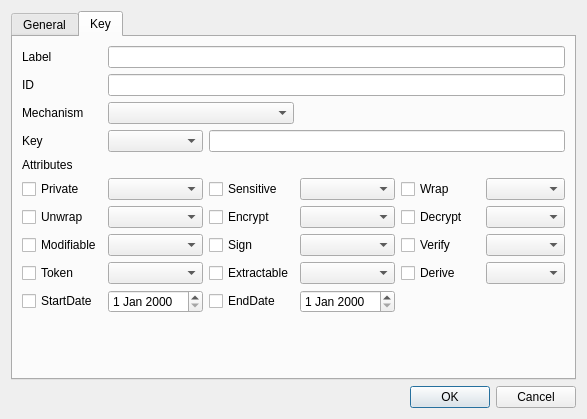
Above: CryptokiMan/create_key_dlg.ui from jykim74/CryptokiMan before the change. Below: the same form after it.
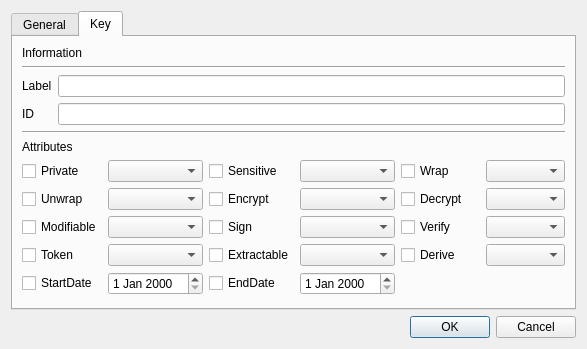
That is the form after the change. The open tabs and pages were chosen to show the change.

```diff
--- a/CryptokiMan/create_key_dlg.ui
+++ b/CryptokiMan/create_key_dlg.ui
@@ -7,7 +7,7 @@
     <x>0</x>
     <y>0</y>
     <width>587</width>
-    <height>419</height>
+    <height>349</height>
    </rect>
   </property>
   <property name="windowTitle">
@@ -17,41 +17,211 @@
    <item>
     <widget class="QTabWidget" name="tabWidget">
      <property name="currentIndex">
-      <number>1</number>
+      <number>0</number>
      </property>
      <widget class="QWidget" name="tab">
       <attribute name="title">
        <string>General</string>
       </attribute>
-      <layout class="QGridLayout" name="gridLayout">
-       <item row="3" column="5">
-        <widget class="QLineEdit" name="mLoginText"/>
-       </item>
-       <item row="3" column="2">
-        <widget class="QLabel" name="label_5">
-         <property name="text">
-          <string>Session</string>
+      <layout class="QVBoxLayout" name="verticalLayout_2">
+       <item>
+        <layout class="QGridLayout" name="gridLayout">
+         <property name="topMargin">
+          <number>0</number>
          </property>
-        </widget>
+         <item row="0" column="0">
+          <widget class="QLabel" name="label">
+           <property name="minimumSize">
+            <size>
+             <width>80</width>
+             <height>0</height>
+            </size>
+           </property>
+           <property name="text">
+            <string>Slot list</string>
+           </property>
+          </widget>
+         </item>
+         <item row="0" column="1">
+          <widget class="QComboBox" name="mSlotsCombo">
+           <property name="sizePolicy">
+            <sizepolicy hsizetype="Preferred" vsizetype="Fixed">
+             <horstretch>1</horstretch>
+             <verstretch>0</verstretch>
+            </sizepolicy>
+           </property>
+          </widget>
+         </item>
+        </layout>
        </item>
-       <item row="3" column="1">
-        <widget class="QLineEdit" name="mSlotIDText"/>
-       </item>
-       <item row="3" column="0">
-        <widget class="QLabel" name="label_3">
-         <property name="text">
-          <string>Slot ID</string>
+       <item>
+        <widget class="Line" name="line">
+         <property name="orientation">
+          <enum>Qt::Horizontal</enum>
          </property>
         </widget>
        </item>
-       <item row="2" column="0" colspan="2">
+       <item>
         <widget class="QLabel" name="label_2">
          <property name="text">
           <string>Slot status</string>
          </property>
         </widget>
        </item>
-       <item row="4" column="1">
+       <item>
+        <layout class="QGridLayout" name="gridLayout_3">
+         <property name="topMargin">
+          <number>0</number>
+         </property>
+         <item row="0" column="0">
+          <widget class="QLabel" name="label_3">
+           <property name="minimumSize">
+            <size>
+             <width>80</width>
+             <height>0</height>
+            </size>
+           </property>
+           <property name="text">
+            <string>Slot ID</string>
+           </property>
+          </widget>
+         </item>
+         <item row="0" column="5">
+          <widget class="QLabel" name="label_6">
+           <property name="text">
+            <string>Login</string>
+           </property>
+          </widget>
+         </item>
+         <item row="0" column="3">
+          <widget class="QLineEdit" name="mSessionText">
+           <property name="maximumSize">
+            <size>
+             <width>80</width>
+             <height>16777215</height>
+            </size>
+           </property>
+          </widget>
+         </item>
+         <item row="0" column="2">
+          <widget class="QLabel" name="label_5">
+           <property name="text">
+            <string>Session</string>
+           </property>
+          </widget>
+         </item>
+         <item row="0" column="1">
+          <widget class="QLineEdit" name="mSlotIDText">
+           <property name="maximumSize">
+            <size>
+             <width>80</width>
+             <height>16777215</height>
+            </size>
+           </property>
+          </widget>
+         </item>
+         <item row="0" column="6">
+          <widget class="QLineEdit" name="mLoginText">
+           <property name="maximumSize">
+            <size>
+             <width>40</width>
+             <height>16777215</height>
+            </size>
+           </property>
+          </widget>
+         </item>
+         <item row="0" column="4">
+          <spacer name="horizontalSpacer">
+           <property name="orientation">
+            <enum>Qt::Horizontal</enum>
+           </property>
+           <property name="sizeHint" stdset="0">
+            <size>
+             <width>40</width>
+             <height>20</height>
+            </size>
+           </property>
+          </spacer>
+         </item>
+        </layout>
+       </item>
+       <item>
+        <widget class="Line" name="line_2">
+         <property name="orientation">
+          <enum>Qt::Horizontal</enum>
+         </property>
+        </widget>
+       </item>
+       <item>
+        <widget class="QLabel" name="label_11">
+         <property name="text">
+          <string>Key Information</string>
+         </property>
+        </widget>
+       </item>
+       <item>
+        <layout class="QGridLayout" name="gridLayout_4">
+         <property name="topMargin">
+          <number>0</number>
+         </property>
+         <item row="0" column="1">
+          <widget class="QComboBox" name="mMechCombo"/>
+         </item>
+         <item row="0" column="0">
+          <widget class="QLabel" name="label_10">
+           <property name="minimumSize">
+            <size>
+             <width>80</width>
+             <height>0</height>
+            </size>
+           </property>
+           <property name="text">
+            <string>Mechanism</string>
+           </property>
+          </widget>
+         </item>
+         <item row="0" column="2">
+          <spacer name="horizontalSpacer_2">
+           <property name="orientation">
+            <enum>Qt::Horizontal</enum>
+           </property>
+           <property name="sizeHint" stdset="0">
+            <size>
+             <width>40</width>
+             <height>20</height>
+            </size>
+           </property>
+          </spacer>
+         </item>
+        </layout>
+       </item>
+       <item>
+        <layout class="QGridLayout" name="gridLayout_6">
+         <property name="topMargin">
+          <number>0</number>
+         </property>
+         <item row="0" column="1">
+          <widget class="QComboBox" name="mKeyCombo"/>
+         </item>
+         <item row="0" column="0">
+          <widget class="QLabel" name="label_12">
+           <property name="minimumSize">
+            <size>
+             <width>80</width>
+             <height>0</height>
+            </size>
+           </property>
+           <property name="text">
+            <string>Key</string>
+           </property>
+          </widget>
+         </item>
+         <item row="0" column="2">
+          <widget class="QLineEdit" name="mKeyText"/>
+         </item>
+        </layout>
+       </item>
+       <item>
         <spacer name="verticalSpacer">
          <property name="orientation">
           <enum>Qt::Vertical</enum>
@@ -64,175 +234,216 @@
          </property>
         </spacer>
        </item>
-       <item row="0" column="0" colspan="2">
-        <widget class="QLabel" name="label">
-         <property name="text">
-          <string>Slot list</string>
-         </property>
-        </widget>
-       </item>
-       <item row="3" column="4">
-        <widget class="QLabel" name="label_6">
-         <property name="text">
-          <string>Login</string>
-         </property>
-        </widget>
-       </item>
-       <item row="3" column="3">
-        <widget class="QLineEdit" name="mSessionText"/>
-       </item>
-       <item row="1" column="0" colspan="6">
-        <widget class="QComboBox" name="mSlotsCombo"/>
-       </item>
       </layout>
      </widget>
      <widget class="QWidget" name="Tab2">
       <attribute name="title">
        <string>Key</string>
       </attribute>
-      <layout class="QGridLayout" name="gridLayout_2">
-       <item row="5" column="4">
-        <widget class="QCheckBox" name="mWrapCheck">
+      <layout class="QVBoxLayout" name="verticalLayout_3">
+       <item>
+        <widget class="QLabel" name="label_8">
          <property name="text">
-          <string notr="true">Wrap</string>
+          <string>Information</string>
          </property>
         </widget>
        </item>
-       <item row="6" column="5">
-        <widget class="QComboBox" name="mDecryptCombo"/>
-       </item>
-       <item row="7" column="3">
-        <widget class="QComboBox" name="mSignCombo"/>
-       </item>
-       <item row="6" column="2">
-        <widget class="QCheckBox" name="mEncryptCheck">
-         <property name="text">
-          <string notr="true">Encrypt</string>
+       <item>
+        <widget class="Line" name="line_3">
+         <property name="orientation">
+          <enum>Qt::Horizontal</enum>
          </property>
         </widget>
        </item>
-       <item row="5" column="2">
-        <widget class="QCheckBox" name="mSensitiveCheck">
-         <property name="text">
-          <string notr="true">Sensitive</string>
+       <item>
+        <layout class="QGridLayout" name="gridLayout_2">
+         <property name="topMargin">
+          <number>0</number>
          </property>
-        </widget>
+         <item row="0" column="0">
+          <widget class="QLabel" name="label_7">
+           <property name="text">
+            <string>Label</string>
+           </property>
+          </widget>
+         </item>
+         <item row="0" column="1">
+          <widget class="QLineEdit" name="mLabelText"/>
+         </item>
+         <item row="1" column="0">
+          <widget class="QLabel" name="label_4">
+           <property name="text">
+            <string>ID</string>
+           </property>
+          </widget>
+         </item>
+         <item row="1" column="1">
+          <widget class="QLineEdit" name="mIDText"/>
+         </item>
+        </layout>
        </item>
-       <item row="8" column="2">
-        <widget class="QCheckBox" name="mExtractableCheck">
-         <property name="text">
-          <string notr="true">Extractable</string>
+       <item>
+        <widget class="Line" name="line_4">
+         <property name="orientation">
+          <enum>Qt::Horizontal</enum>
          </property>
         </widget>
        </item>
-       <item row="5" column="0">
-        <widget class="QCheckBox" name="mPrivateCheck">
-         <property name="text">
-          <string notr="true">Private</string>
-         </property>
-        </widget>
-       </item>
-       <item row="7" column="0">
-        <widget class="QCheckBox" name="mModifiableCheck">
-         <property name="text">
-          <string notr="true">Modifiable</string>
-         </property>
-        </widget>
-       </item>
-       <item row="2" column="0">
-        <widget class="QLabel" name="label_10">
-         <property name="text">
-          <string>Mechanism</string>
-         </property>
-        </widget>
-       </item>
-       <item row="5" column="1">
-        <widget class="QComboBox" name="mPrivateCombo"/>
-       </item>
-       <item row="7" column="1">
-        <widget class="QComboBox" name="mModifiableCombo"/>
-       </item>
-       <item row="8" column="0">
-        <widget class="QCheckBox" name="mTokenCheck">
-         <property name="text">
-          <string notr="true">Token</string>
-         </property>
-        </widget>
-       </item>
-       <item row="4" column="0">
+       <item>
         <widget class="QLabel" name="label_9">
          <property name="text">
           <string>Attributes</string>
          </property>
         </widget>
        </item>
-       <item row="6" column="0">
-        <widget class="QCheckBox" name="mUnwrapCheck">
-         <property name="text">
-          <string notr="true">Unwrap</string>
+       <item>
+        <layout class="QGridLayout" name="gridLayout_5">
+         <property name="topMargin">
+          <number>0</number>
          </property>
-        </widget>
+         <item row="2" column="4">
+          <widget class="QCheckBox" name="mVerifyCheck">
+           <property name="text">
+            <string notr="true">Verify</string>
+           </property>
+          </widget>
+         </item>
+         <item row="3" column="2">
+          <widget class="QCheckBox" name="mExtractableCheck">
+           <property name="text">
+            <string notr="true">Extractable</string>
+           </property>
+          </widget>
+         </item>
+         <item row="2" column="3">
+          <widget class="QComboBox" name="mSignCombo"/>
+         </item>
+         <item row="3" column="1">
+          <widget class="QComboBox" name="mTokenCombo"/>
+         </item>
+         <item row="1" column="2">
+          <widget class="QCheckBox" name="mEncryptCheck">
+           <property name="text">
+            <string notr="true">Encrypt</string>
+           </property>
+          </widget>
+         </item>
+         <item row="1" column="1">
+          <widget class="QComboBox" name="mUnwrapCombo"/>
+         </item>
+         <item row="2" column="5">
+          <widget class="QComboBox" name="mVerifyCombo"/>
+         </item>
+         <item row="0" column="2">
+          <widget class="QCheckBox" name="mSensitiveCheck">
+           <property name="text">
+            <string notr="true">Sensitive</string>
+           </property>
+          </widget>
+         </item>
+         <item row="1" column="5">
+          <widget class="QComboBox" name="mDecryptCombo"/>
+         </item>
+         <item row="0" column="1">
+          <widget class="QComboBox" name="mPrivateCombo"/>
+         </item>
+         <item row="3" column="4">
+          <widget class="QCheckBox" name="mDeriveCheck">
+           <property name="text">
+            <string>Derive</string>
+           </property>
+          </widget>
+         </item>
+         <item row="0" column="3">
+          <widget class="QComboBox" name="mSensitiveCombo"/>
+         </item>
+         <item row="0" column="4">
+          <widget class="QCheckBox" name="mWrapCheck">
+           <property name="text">
+            <string notr="true">Wrap</string>
+           </property>
+          </widget>
+         </item>
+         <item row="2" column="2">
+          <widget class="QCheckBox" name="mSignCheck">
+           <property name="text">
+            <string notr="true">Sign</string>
+           </property>
+          </widget>
+         </item>
+         <item row="0" column="0">
+          <widget class="QCheckBox" name="mPrivateCheck">
+           <property name="text">
+            <string notr="true">Private</string>
+           </property>
+          </widget>
+         </item>
+         <item row="3" column="0">
+          <widget class="QCheckBox" name="mTokenCheck">
+           <property name="text">
+            <string notr="true">Token</string>
+           </property>
+          </widget>
+         </item>
+         <item row="1" column="4">
+          <widget class="QCheckBox" name="mDecryptCheck">
+           <property name="text">
+            <string notr="true">Decrypt</string>
+           </property>
+          </widget>
+         </item>
+         <item row="1" column="3">
+          <widget class="QComboBox" name="mEncryptCombo"/>
+         </item>
+         <item row="0" column="5">
+          <widget class="QComboBox" name="mWrapCombo"/>
+         </item>
+         <item row="1" column="0">
+          <widget class="QCheckBox" name="mUnwrapCheck">
+           <property name="text">
+            <string notr="true">Unwrap</string>
+           </property>
+          </widget>
+         </item>
+         <item row="2" column="1">
+          <widget class="QComboBox" name="mModifiableCombo"/>
+         </item>
+         <item row="2" column="0">
+          <widget class="QCheckBox" name="mModifiableCheck">
+           <property name="text">
+            <string notr="true">Modifiable</string>
+           </property>
+          </widget>
+         </item>
+         <item row="3" column="3">
+          <widget class="QComboBox" name="mExtractableCombo"/>
+         </item>
+         <item row="3" column="5">
+          <widget class="QComboBox" name="mDeriveCombo"/>
+         </item>
+         <item row="4" column="0">
+          <widget class="QCheckBox" name="mStartDateCheck">
+           <property name="text">
+            <string>StartDate</string>
+           </property>
+          </widget>
+         </item>
+         <item row="4" column="1">
+          <widget class="QDateEdit" name="mStartDateEdit"/>
+         </item>
+         <item row="4" column="2">
+          <widget class="QCheckBox" name="mEndDateCheck">
+           <property name="text">
+            <string>EndDate</string>
+           </property>
+          </widget>
+         </item>
+         <item row="4" column="3">
+          <widget class="QDateEdit" name="mEndDateEdit"/>
+         </item>
+        </layout>
        </item>
-       <item row="0" column="1" colspan="5">
-        <widget class="QLineEdit" name="mLabelText"/>
-       </item>
-       <item row="3" column="0">
-        <widget class="QLabel" name="label_8">
-         <property name="text">
-          <string>Key</string>
-         </property>
-        </widget>
-       </item>
-       <item row="7" column="5">
-        <widget class="QComboBox" name="mVerifyCombo"/>
-       </item>
-       <item row="3" column="2" colspan="4">
-        <widget class="QLineEdit" name="mKeyText"/>
-       </item>
-       <item row="5" column="5">
-        <widget class="QComboBox" name="mWrapCombo"/>
-       </item>
-       <item row="3" column="1">
-        <widget class="QComboBox" name="mKeyCombo"/>
-       </item>
-       <item row="1" column="0">
-        <widget class="QLabel" name="label_4">
-         <property name="text">
-          <string>ID</string>
-         </property>
-        </widget>
-       </item>
-       <item row="7" column="2">
-        <widget class="QCheckBox" name="mSignCheck">
-         <property name="text">
-          <string notr="true">Sign</string>
-         </property>
-        </widget>
-       </item>
-       <item row="1" column="1" colspan="5">
-        <widget class="QLineEdit" name="mIDText"/>
-       </item>
-       <item row="0" column="0">
-        <widget class="QLabel" name="label_7">
-         <property name="text">
-          <string>Label</string>
-         </property>
-        </widget>
-       </item>
-       <item row="8" column="3">
-        <widget class="QComboBox" name="mExtractableCombo"/>
-       </item>
-       <item row="5" column="3">
-        <widget class="QComboBox" name="mSensitiveCombo"/>
-       </item>
-       <item row="7" column="4">
-        <widget class="QCheckBox" name="mVerifyCheck">
-         <property name="text">
-          <string notr="true">Verify</string>
-         </property>
-        </widget>
-       </item>
-       <item row="10" column="1">
+       <item>
         <spacer name="verticalSpacer_2">
          <property name="orientation">
           <enum>Qt::Vertical</enum>
@@ -245,55 +456,6 @@
          </property>
         </spacer>
        </item>
-       <item row="6" column="1">
-        <widget class="QComboBox" name="mUnwrapCombo"/>
-       </item>
-       <item row="2" column="1" colspan="2">
-        <widget class="QComboBox" name="mMechCombo"/>
-       </item>
-       <item row="6" column="3">
-        <widget class="QComboBox" name="mEncryptCombo"/>
-       </item>
-       <item row="6" column="4">
-        <widget class="QCheckBox" name="mDecryptCheck">
-         <property name="text">
-          <string notr="true">Decrypt</string>
-         </property>
-        </widget>
-       </item>
-       <item row="8" column="1">
-        <widget class="QComboBox" name="mTokenCombo"/>
-       </item>
-       <item row="9" column="0">
-        <widget class="QCheckBox" name="mStartDateCheck">
-         <property name="text">
-          <string>StartDate</string>
-         </property>
-        </widget>
-       </item>
-       <item row="9" column="2">
-        <widget class="QCheckBox" name="mEndDateCheck">
-         <property name="text">
-          <string>EndDate</string>
-         </property>
-        </widget>
-       </item>
-       <item row="9" column="1">
-        <widget class="QDateEdit" name="mStartDateEdit"/>
-       </item>
-       <item row="9" column="3">
-        <widget class="QDateEdit" name="mEndDateEdit"/>
-       </item>
-       <item row="8" column="4">
-        <widget class="QCheckBox" name="mDeriveCheck">
-         <property name="text">
-          <string>Derive</string>
-         </property>
-        </widget>
-       </item>
-       <item row="8" column="5">
-        <widget class="QComboBox" name="mDeriveCombo"/>
-       </item>
       </layout>
      </widget>
     </widget>
```
Left out of the diff: 37 changed lines with no effect on the pictures.
